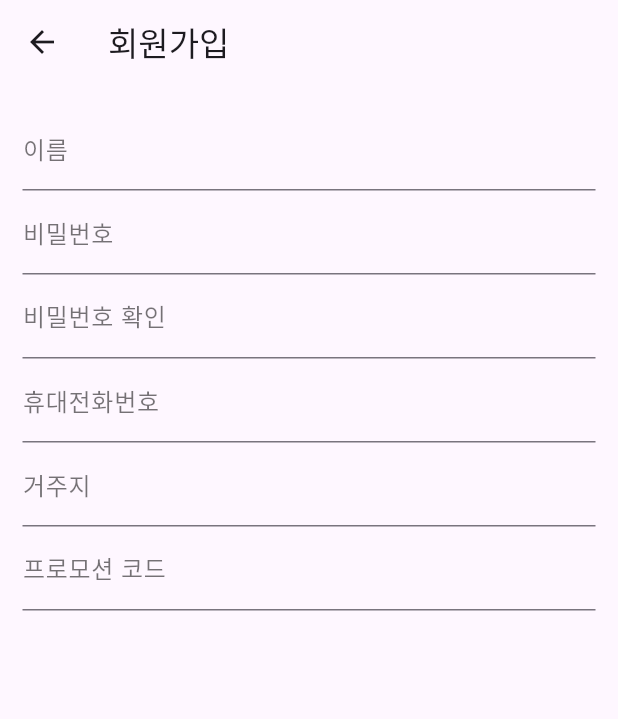
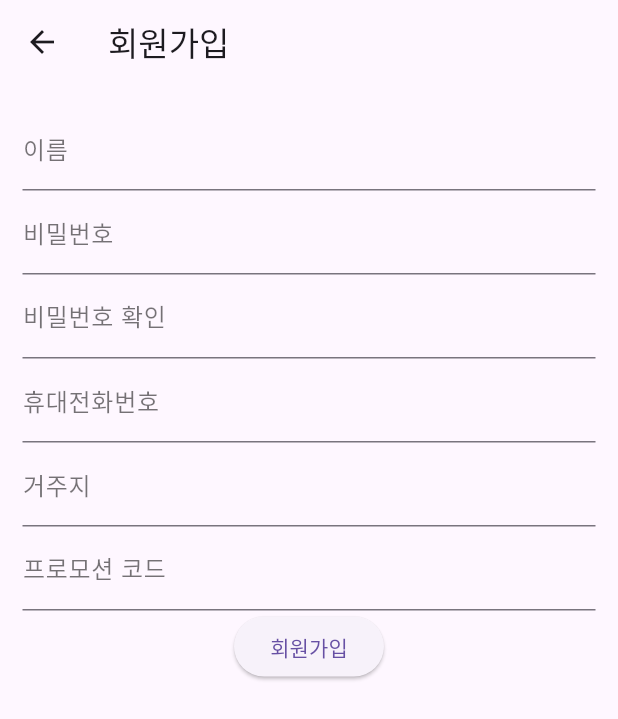
Before and after one commit to backtothefuture-team/backToTheFuture-frontend, a Flutter app: the SignUp screen opened directly, on a phone screen of 412 x 824 dp. Shown: the top 719 px of the screen. Run offline on Flutter 3.47's test engine with Material 3 defaults, Android fonts, the phone set to English and light mode, and no system bars; drawn by our look-alikes of modal_progress_hud_nsn; our stand-ins replace dio, retrofit; generated files the repository leaves out were written again.

Commit message:
refactor: 회원가입 코드 리팩토링

```diff
--- a/lib/ui/sign_up/sign_up.dart
+++ b/lib/ui/sign_up/sign_up.dart
@@ -1,5 +1,6 @@
 import 'package:flutter/material.dart';
 import 'package:modal_progress_hud_nsn/modal_progress_hud_nsn.dart';
+import 'package:rest_api_ex/ui/sign_up/sign_up_form.dart';
 
 class SignUp extends StatefulWidget {
   const SignUp({super.key});
@@ -11,11 +12,13 @@ class SignUp extends StatefulWidget {
 class _SignUpState extends State<SignUp> {
 
   bool showSpinner = false;
-  var formKey = GlobalKey<FormState>();
+  final formKey = GlobalKey<FormState>();
 
-  var userNameController = TextEditingController();
-  var userPasswordController = TextEditingController();
-  var userMobileNumberController = TextEditingController();
+  final userNameController = TextEditingController();
+  final userPasswordController = TextEditingController();
+  final userMobileNumberController = TextEditingController();
+  final userResidenceController = TextEditingController();
+  final promotionCodeController = TextEditingController();
 
 
   // 유효성 검사
@@ -34,6 +37,8 @@ class _SignUpState extends State<SignUp> {
     userNameController.dispose();
     userPasswordController.dispose();
     userMobileNumberController.dispose();
+    userResidenceController.dispose();
+    promotionCodeController.dispose();
   }
 
 
@@ -46,76 +51,25 @@ class _SignUpState extends State<SignUp> {
 
       body: ModalProgressHUD(
         inAsyncCall: showSpinner,
-        child: Form(
-          key: formKey,
-          child: Padding(
-            padding: const EdgeInsets.all(15.0),
-            child: SingleChildScrollView(
-              child: Column(
-                children: [
+        child: Column(
+          children: [
+            SignUpForm(
+              formKey: formKey,
+              userNameController: userNameController,
+              userPasswordController: userPasswordController,
+              userMobileNumberController: userMobileNumberController,
+              userResidenceController: userResidenceController,
+              promotionCodeController: promotionCodeController,
 
-                  // 이름
-                  TextFormField(
-                    controller: userNameController,
-                    validator: (value) =>
-                      value == '' ? '이름을 입력해 주세요.' : null,
-                      decoration: _setTextFormDecoration('이름'),
-                  ),
-
-
-                  // 비밀번호
-                  TextFormField(
-                    controller: userPasswordController,
-                    validator: (value) =>
-                    value == '' ? '비밀번호는 6자리 이상 입력해 주세요.' : null,
-                    decoration: _setTextFormDecoration('비밀번호'),
-                  ),
-
-
-                  // 비밀번호 확인
-                  TextFormField(
-                    validator: (value) =>
-                    value == '' || value != userPasswordController.text ?
-                      '비밀번호가 일치하지 않습니다.' : null,
-                    decoration: _setTextFormDecoration('비밀번호 확인'),
-                  ),
-
-
-                  // 휴대전화번호
-                  TextFormField(
-                    controller: userMobileNumberController,
-                    validator: (value) =>
-                    value == '' ? '휴대전화번호를 입력해 주세요.' : null,
-                    decoration: _setTextFormDecoration('휴대전화번호'),
-                  ),
-
-
-                  // 거주지
-                  TextFormField(
-                    controller: userNameController,
-                    decoration: _setTextFormDecoration('거주지'),
-                  ),
-
-
-                  // 프로모션 코드
-                  TextFormField(
-                    controller: userNameController,
-                    decoration: _setTextFormDecoration('프로모션 코드'),
-                  )
-                ],
-              ),
+              onSignUpPressed: () {
+                _tryValidation();
+                setState(() {
+                  // showSpinner = true;
+                });
+              },
             ),
-          ),
-        ),
-      ),
-    );
-  }
-
-  InputDecoration _setTextFormDecoration(String labelText) {
-    return InputDecoration(
-      labelText: labelText,
-      labelStyle: const TextStyle(
-        color: Colors.black54,
+          ],
+        )
       ),
     );
   }
--- /dev/null
+++ b/lib/ui/sign_up/sign_up_form.dart
@@ -0,0 +1,112 @@
+import 'package:flutter/material.dart';
+import 'package:rest_api_ex/ui/sign_up/sign_up_text_form_field.dart';
+
+class SignUpForm extends StatelessWidget {
+  const SignUpForm({
+    required this.formKey,
+    required this.userNameController,
+    required this.userPasswordController,
+    required this.userMobileNumberController,
+    required this.userResidenceController,
+    required this.promotionCodeController,
+    required this.onSignUpPressed,
+    super.key});
+
+  final GlobalKey<FormState> formKey;
+
+  final TextEditingController userNameController;
+  final TextEditingController userPasswordController;
+  final TextEditingController userMobileNumberController;
+  final TextEditingController userResidenceController;
+  final TextEditingController promotionCodeController;
+  final VoidCallback onSignUpPressed;
+
+  @override
+  Widget build(BuildContext context) {
+    return Form(
+      key: formKey,
+      child: Padding(
+        padding: const EdgeInsets.all(15.0),
+        child: SingleChildScrollView(
+          child: Column(
+            children: [
+
+              // 이름
+              SignUpTextFormField(
+                controller: userNameController,
+                validator: (value) => _validate(value, '이름'),
+                decorationLabelText: '이름',
+              ),
+
+
+              // 비밀번호
+              SignUpTextFormField(
+                controller: userPasswordController,
+                validator: (value) => _validate(value, '비밀번호', minLength: 6),
+                decorationLabelText: '비밀번호',
+              ),
+
+
+              // 비밀번호 확인
+              SignUpTextFormField(
+                controller: null,
+                validator: (value) => _validate(value, '비밀번호', confirmPassword: true),
+                decorationLabelText: '비밀번호 확인',
+              ),
+
+
+              // 휴대전화번호
+              SignUpTextFormField(
+                controller: userMobileNumberController,
+                validator: (value) => _validate(value, '휴대전화번호'),
+                decorationLabelText: '휴대전화번호',
+              ),
+
+
+              // 거주지
+              SignUpTextFormField(
+                controller: userResidenceController,
+                validator: (value) => _validate(value, '거주지'),
+                decorationLabelText: '거주지',
+              ),
+
+
+
+              // 프로모션 코드
+              SignUpTextFormField(
+                controller: promotionCodeController,
+                validator: (value) => null,
+                decorationLabelText: '프로모션 코드',
+              ),
+
+
+              // 회원가입 버튼
+              ElevatedButton(
+                onPressed: onSignUpPressed,
+                child: Text('회원가입')
+              )
+            ],
+          ),
+        ),
+      )
+    );
+  }
+
+
+  String? _validate(String? value, String field, {int? minLength, bool confirmPassword = false}) {
+    if( value == null || value.isEmpty ) {
+      return '$field을(를) 입력해 주세요.';
+    }
+
+    if( minLength != null && value.length < minLength ) {
+      return '$field는 $minLength자리 이상 입력해 주세요.';
+    }
+
+    if( confirmPassword && value != userPasswordController.text ) {
+      return '비밀번호가 일치하지 않습니다.';
+    }
+
+    return null;
+  }
+
+}
--- /dev/null
+++ b/lib/ui/sign_up/sign_up_text_form_field.dart
@@ -0,0 +1,32 @@
+import 'package:flutter/material.dart';
+
+class SignUpTextFormField extends StatelessWidget {
+  const SignUpTextFormField({
+    super.key,
+    required this.controller,
+    required this.validator,
+    required this.decorationLabelText,
+  });
+
+  final TextEditingController? controller;
+  final String? Function(String?) validator;
+  final String decorationLabelText;
+
+  @override
+  Widget build(BuildContext context) {
+    return TextFormField(
+      controller: controller,
+      validator: validator,
+      decoration: _setTextFormDecoration(decorationLabelText),
+    );
+  }
+
+  InputDecoration _setTextFormDecoration(String labelText) {
+    return InputDecoration(
+      labelText: labelText,
+      labelStyle: const TextStyle(
+        color: Colors.black54,
+      ),
+    );
+  }
+}
```
